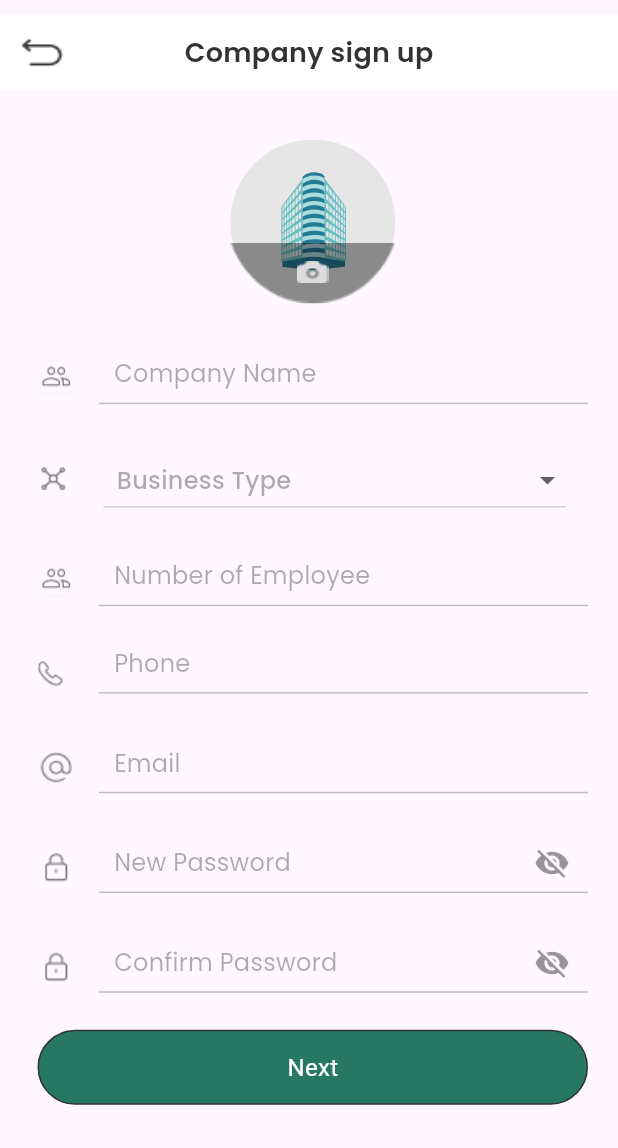
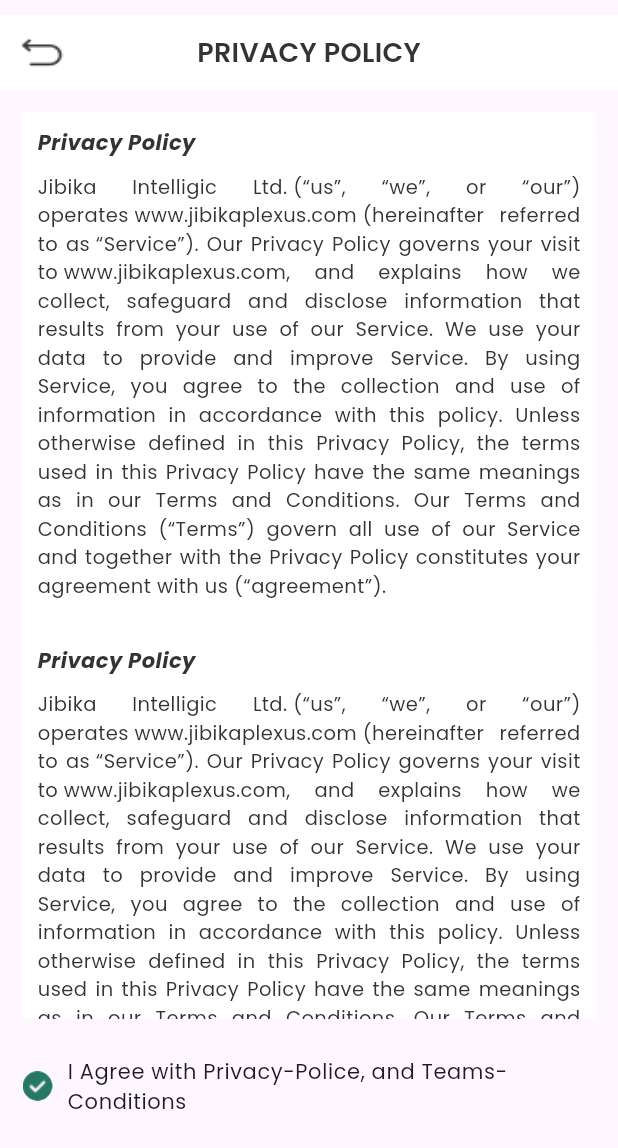
Before and after one commit to jibika52/jibika_plexus, a Flutter app: the screen it shows after launch, on a phone screen of 412 x 824 dp. Shown: the top 1148 px of the screen. Run offline on Flutter 3.47's test engine with Material 3 defaults, Android fonts, the phone set to English and light mode, and no system bars; our stand-ins replace country_picker, flutter_svg, get_storage, google_fonts, marquee, pinput.

Commit message:
Company registration done

```diff
--- a/lib/CustomWidget/CustomButton/custom_button.dart
+++ b/lib/CustomWidget/CustomButton/custom_button.dart
@@ -42,6 +42,7 @@ class CustomButton extends StatelessWidget {
           child: Text(
             text,
             style:  GoogleFonts.roboto(
+              letterSpacing: 0.3,
                 color: button_text_color, fontWeight: fontWeight, fontSize: button_text_fontSize),
           ),
         ),
--- a/lib/CustomWidget/CustomText/custom_text.dart
+++ b/lib/CustomWidget/CustomText/custom_text.dart
@@ -1,3 +1,4 @@
+
 import 'package:flutter/material.dart';
 import 'package:google_fonts/google_fonts.dart';
 import 'package:jibika_plexus/Utils/constants.dart';
@@ -8,7 +9,8 @@ class CustomText extends StatelessWidget {
     required this.fontWeight,
     required  this.text,
     required this.letterSpacing,
-    this.textAlign
+    this.textAlign,
+    this.fontStyle,
   });
 
   String? text;
@@ -16,6 +18,7 @@ class CustomText extends StatelessWidget {
   double? letterSpacing;
   FontWeight? fontWeight;
   final TextAlign? textAlign;
+  final FontStyle? fontStyle;
 
   @override
   Widget build(BuildContext context) {
@@ -27,6 +30,7 @@ class CustomText extends StatelessWidget {
         fontWeight: fontWeight,
         fontSize: fontSize,
         color: Main_Theme_textColor,
+        fontStyle: fontStyle,
       ),
     );
   }
--- a/lib/View/Auth/CompanyRegistrationFormScreen/company_registration_form_screen.dart
+++ b/lib/View/Auth/CompanyRegistrationFormScreen/company_registration_form_screen.dart
@@ -11,18 +11,20 @@ import 'package:jibika_plexus/Utils/constants.dart';
 import '../../../CustomWidget/CustomTExtFormField/Jibika_custom_text_from_field.dart';
 
 
+
 class CompanyRegistrationScreen extends StatefulWidget {
   const CompanyRegistrationScreen({super.key});
 
   @override
-  State<CompanyRegistrationScreen> createState() =>
-      _CompanyRegistrationScreenState();
+  State<CompanyRegistrationScreen> createState() => _CompanyRegistrationScreenState();
 }
 
 class _CompanyRegistrationScreenState extends State<CompanyRegistrationScreen> {
+  bool obscureText=true;
+  bool obscureText2=true;
+
   @override
   Widget build(BuildContext context) {
-    String countruyCode = '+88';
     TextEditingController _passwordController=TextEditingController();
     TextEditingController _con_passwordController=TextEditingController();
     TextEditingController _phoneController=TextEditingController();
@@ -31,19 +33,22 @@ class _CompanyRegistrationScreenState extends State<CompanyRegistrationScreen> {
     TextEditingController _companyEmailController=TextEditingController();
     double h=MediaQuery.of(context).size.height;
     double w=MediaQuery.of(context).size.width;
+
     return Scaffold(
       appBar: PreferredSize(
           preferredSize: Size.fromHeight(60),
           /// Custom Default App BAr
           child: CustomDefaultAppBar(
-            onTap: () {},
+            onTap: () {
+              Navigator.pop(context);
+            },
             text: "Company sign up",
           )),
       body: Container(
         height: double.infinity,
         width: double.infinity,
         padding: EdgeInsets.only(
-          left: 25,right: 20
+            left: 25,right: 20
         ),
         child: SingleChildScrollView(
           child: Column(
@@ -100,7 +105,6 @@ class _CompanyRegistrationScreenState extends State<CompanyRegistrationScreen> {
               ),
               SizedBox(height:h*0.02),
               JibikaCustomTextFromField(controller: _companyNameController, height: 50, img: "Assets/Icons/crppol.png", hinttext: "Company Name", keyboardType: TextInputType.text, obscureText: false),
-
               SizedBox(height:h*0.02),
               Container(
                 height: 60,
@@ -120,7 +124,7 @@ class _CompanyRegistrationScreenState extends State<CompanyRegistrationScreen> {
                         padding: EdgeInsets.only(left: 15, right: 15),
                         decoration: BoxDecoration(
                           borderRadius: BorderRadius.circular(11),
-                       //   border: Border.all(color:icons_green_color,width: 2),
+                          //   border: Border.all(color:icons_green_color,width: 2),
                         ),
                         child: IgnorePointer(
                           ignoring: false,
@@ -159,17 +163,21 @@ class _CompanyRegistrationScreenState extends State<CompanyRegistrationScreen> {
 
               SizedBox(height:h*0.02),
               JibikaCustomTextFromField(suffixIcon: IconButton(onPressed: () {
-
-              }, icon: Icon(Icons.visibility_off,color: Main_Theme_textColor.withOpacity(0.5),)),controller: _passwordController, height: 50, img: "Assets/Icons/cr_lock.png", hinttext: "New Password", keyboardType: TextInputType.text, obscureText: false),
+                setState(() {
+                  obscureText=!obscureText;
+                });
+              }, icon: Icon(obscureText==true?Icons.visibility_off:Icons.visibility,color: Main_Theme_textColor.withOpacity(0.5),)),controller: _passwordController, height: 50, img: "Assets/Icons/cr_lock.png", hinttext: "New Password", keyboardType: TextInputType.text, obscureText: obscureText),
 
               SizedBox(height:h*0.02),
               JibikaCustomTextFromField(suffixIcon: IconButton(onPressed: () {
-
-              }, icon: Icon(Icons.visibility_off,color: Main_Theme_textColor.withOpacity(0.5),)),controller: _con_passwordController, height: 50, img: "Assets/Icons/cr_lock.png", hinttext: "Confirm Password", keyboardType: TextInputType.text, obscureText: false),
-              SizedBox(height:h*0.03),
+                setState(() {
+                  obscureText2=!obscureText2;
+                });
+              }, icon: Icon(obscureText==true?Icons.visibility_off:Icons.visibility,color: Main_Theme_textColor.withOpacity(0.5),)),controller: _con_passwordController, height: 50, img: "Assets/Icons/cr_lock.png", hinttext: "Confirm Password", keyboardType: TextInputType.text, obscureText: obscureText2),
+              SizedBox(height:h*0.05),
               CustomButton(onTap: () {
 
-              }, text: "Next", button_text_fontSize: 16, button_height: 50, custom_button_collor: CustomButtomColor, button_text_color: Colors.white, borderRadius: 50)
+              }, text: "Next", button_text_fontSize: 18, button_height: 50, custom_button_collor: CustomButtomColor, button_text_color: Main_Theme_WhiteCollor, borderRadius: 50,fontWeight: FontWeight.w600,)
 
             ],
           ),
--- /dev/null
+++ b/lib/View/PrivacyPolicy/privacy_policy.dart
@@ -0,0 +1,106 @@
+import 'package:flutter/material.dart';
+import 'package:google_fonts/google_fonts.dart';
+import 'package:jibika_plexus/CustomWidget/CustomButton/custom_button.dart';
+import 'package:jibika_plexus/CustomWidget/CustomImage/custom_image.dart';
+import 'package:jibika_plexus/CustomWidget/CustomText/custom_text.dart';
+import 'package:jibika_plexus/Utils/constants.dart';
+
+import '../../CustomWidget/CustomAppBar/CustomDefaultAppBar/custom_default_app_bar.dart';
+
+class PrivacyPolicyScreen extends StatefulWidget {
+  const PrivacyPolicyScreen({super.key});
+
+  @override
+  State<PrivacyPolicyScreen> createState() => _PrivacyPolicyScreenState();
+}
+
+class _PrivacyPolicyScreenState extends State<PrivacyPolicyScreen> {
+  bool is_agree=false;
+  @override
+  Widget build(BuildContext context) {
+    return Scaffold(
+      appBar: PreferredSize(
+          preferredSize: Size.fromHeight(60),
+          /// Custom Default App BAr
+          child: CustomDefaultAppBar(
+            onTap: () {
+              Navigator.pop(context);
+            },
+            text: "PRIVACY POLICY",
+          )),
+      bottomNavigationBar: Container(
+        padding: EdgeInsets.only(
+        left: 15,right: 15
+      ),
+        height: 130,
+        width: double.infinity,
+        child: Column(
+          children: [
+            InkWell(
+              onTap: () {
+                setState(() {
+                  is_agree=!is_agree;
+                });
+              },
+              child: Container(
+                height: 60,
+                width: double.infinity,
+                child: Row(
+                  children: [
+                    is_agree==true?    Container(
+                     height: 20,
+                     width: 20,
+                     decoration: BoxDecoration(
+                       color: Main_Theme_textColor.withOpacity(0.4),
+                       borderRadius: BorderRadius.circular(20)
+                     ),
+                   ):
+
+                    CustomImageSction(height: 20, width: 20, radius: 50, image: "Assets/Icons/done_simble.png"),
+
+                    SizedBox(width: 10,),
+                    Expanded(
+                        child:  Text("I Agree with Privacy-Police, and Teams-Conditions",style: GoogleFonts.poppins(
+                          fontSize: 14, fontWeight: FontWeight.w400,letterSpacing: 0.4
+                        ),))
+                  ],
+                ),
+              ),
+            ),
+            SizedBox(height: 10,),
+            is_agree==false?Container() :  CustomButton(onTap: () {
+            }, text: "Finish", button_text_fontSize: 14, fontWeight: FontWeight.w500,button_height: 50, custom_button_collor: CustomButtomColor, button_text_color: Main_Theme_WhiteCollor, borderRadius: 50),
+          ],
+        ),
+      ),
+      body: Container(
+        height: double.infinity,
+        width: double.infinity,
+        margin: EdgeInsets.all(15),
+        color:Main_Theme_WhiteCollor,
+        child: ListView.builder(
+          itemCount: 5,
+          itemBuilder: (context, index) {
+          return Container(
+            margin: EdgeInsets.only(bottom: 10),
+            padding: EdgeInsets.all(10),
+            decoration: BoxDecoration(
+              borderRadius: BorderRadius.circular(15),
+              color: Main_Theme_WhiteCollor
+            ),
+            width: double.infinity,
+            child: Column(
+              crossAxisAlignment: CrossAxisAlignment.start,
+              children: [
+                CustomText(fontSize: 14, fontWeight: FontWeight.w600, text: "Privacy Policy", letterSpacing: 0.32,fontStyle: FontStyle.italic,),
+                SizedBox(height: 10,),
+                CustomText(fontSize: 13, fontWeight: FontWeight.w400, textAlign: TextAlign.justify,text: "Jibika Intelligic Ltd. (“us”, “we”, or “our”) operates www.jibikaplexus.com (hereinafter referred to as “Service”). Our Privacy Policy governs your visit to www.jibikaplexus.com, and explains how we collect, safeguard and disclose information that results from your use of our Service. We use your data to provide and improve Service. By using Service, you agree to the collection and use of information in accordance with this policy. Unless otherwise defined in this Privacy Policy, the terms used in this Privacy Policy have the same meanings as in our Terms and Conditions. Our Terms and Conditions (“Terms”) govern all use of our Service and together with the Privacy Policy constitutes your agreement with us (“agreement”).", letterSpacing: 0.3)
+              ],
+            ),
+          );
+        },),
+
+      ),
+    );
+  }
+}
--- a/lib/main.dart
+++ b/lib/main.dart
@@ -1,7 +1,9 @@
 import 'package:flutter/material.dart';
 import 'package:get_storage/get_storage.dart';
 import 'package:jibika_plexus/View/Auth/CompanyRegistrationFormScreen/company_registration_form_screen.dart';
+import 'View/Auth/SplashScreen/splash_screen1.dart';
 import 'View/LoginScreen/login_screen_screen2.dart';
+import 'View/PrivacyPolicy/privacy_policy.dart';
 
 
 void main() async {
@@ -22,8 +24,9 @@ class MyApp extends StatelessWidget {
         useMaterial3: true,
       ),
 
-      //    home:SplashScreen1(),
-       home:CompanyRegistrationScreen(),
+    // home:SplashScreen1(),
+     home:PrivacyPolicyScreen(),
+      //    home:CompanyRegistrationScreen(),
       //    home:LoginScreenSlide(),
     );
   }
```
Also changed, not shown: Assets/Icons/done_simble.png (added).
